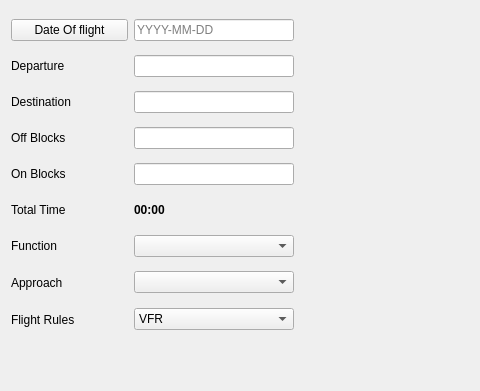
Above: src/gui/dialogues/newflightdialog.ui from fiffty-50/openPilotLog before the change; both pictures show x 0 to 480 and y 0 to 391 of the 799 by 391 pixel window. Below: the same form after it.
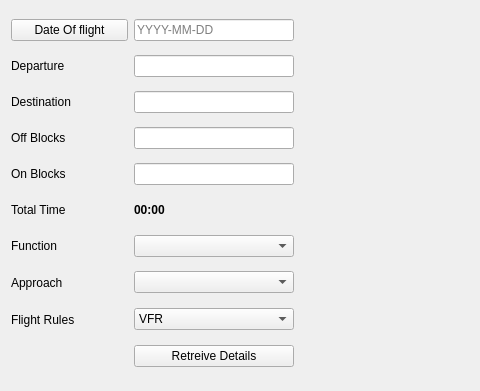
That is the form after the change.

Patch:
```diff
--- a/src/gui/dialogues/newflightdialog.ui
+++ b/src/gui/dialogues/newflightdialog.ui
@@ -518,6 +518,16 @@
      </property>
     </widget>
    </item>
+   <item row="15" column="1">
+    <widget class="QPushButton" name="retreivePushButton">
+     <property name="toolTip">
+      <string>Use the FlightAware API to query flight data. Requires API key.</string>
+     </property>
+     <property name="text">
+      <string>Retreive Details</string>
+     </property>
+    </widget>
+   </item>
   </layout>
  </widget>
  <tabstops>
```
Left out of the diff: 16 changed lines with no effect on the pictures.
